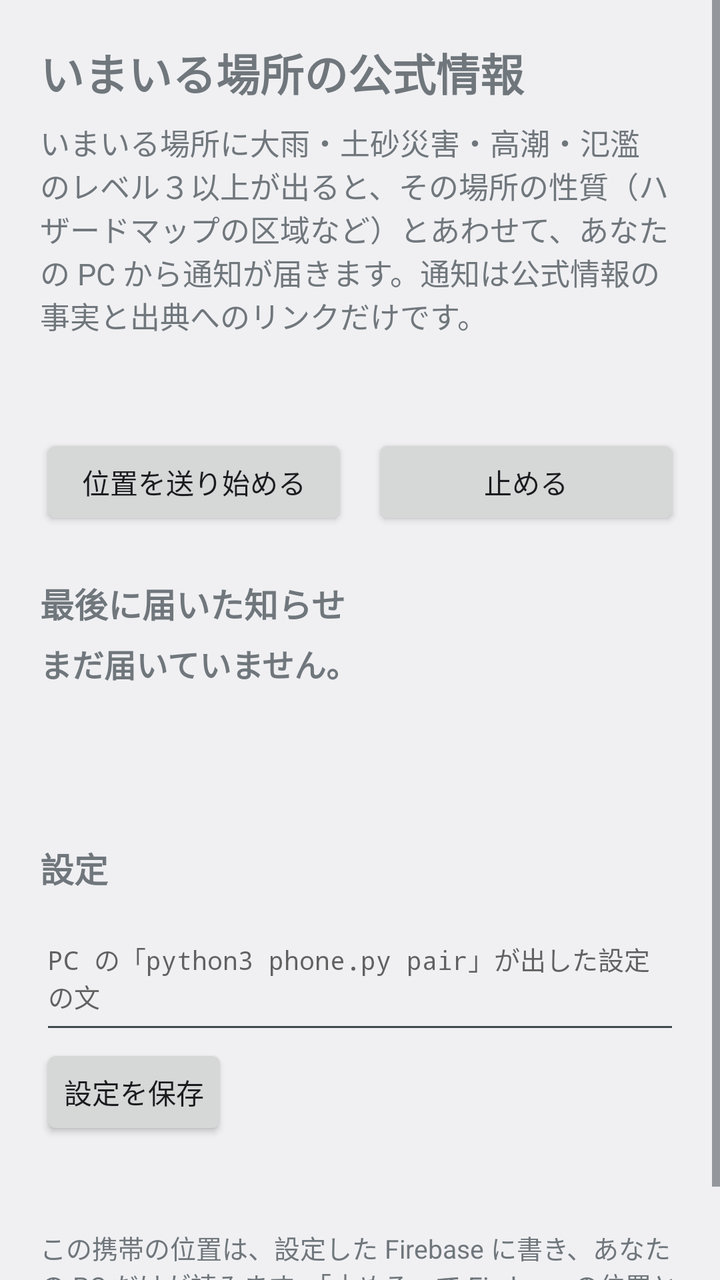
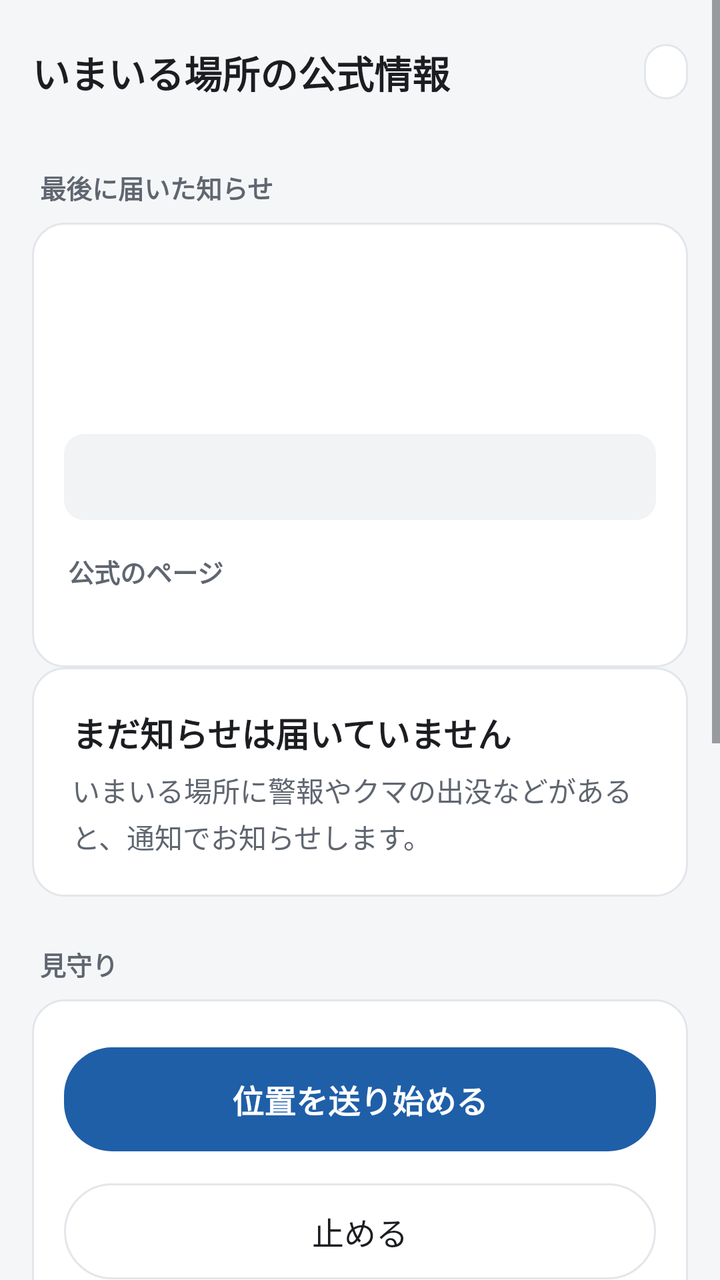

Screens rendered from an Android XML layout before and after an edit, with the pre-edit source and the edit as a unified diff.
<!-- AndroidManifest.xml: application theme Theme.Imakoko -->
<!-- res/layout/activity_main.xml -->
<?xml version="1.0" encoding="utf-8"?>
<ScrollView xmlns:android="http://schemas.android.com/apk/res/android"
    xmlns:tools="http://schemas.android.com/tools"
    android:id="@+id/root"
    android:layout_width="match_parent"
    android:layout_height="match_parent">

    <LinearLayout
        android:layout_width="match_parent"
        android:layout_height="wrap_content"
        android:orientation="vertical"
        android:padding="20dp">

        <TextView
            android:layout_width="match_parent"
            android:layout_height="wrap_content"
            android:text="@string/app_name"
            android:textSize="22sp"
            android:textStyle="bold" />

        <TextView
            android:layout_width="match_parent"
            android:layout_height="wrap_content"
            android:layout_marginTop="8dp"
            android:text="@string/intro"
            android:textSize="15sp" />

        <TextView
            android:id="@+id/status"
            android:layout_width="match_parent"
            android:layout_height="wrap_content"
            android:layout_marginTop="16dp"
            android:lineSpacingExtra="4dp"
            android:textSize="15sp" />

        <LinearLayout
            android:layout_width="match_parent"
            android:layout_height="wrap_content"
            android:layout_marginTop="12dp"
            android:orientation="horizontal"
            tools:ignore="ButtonStyle">

            <Button
                android:id="@+id/start"
                android:layout_width="0dp"
                android:layout_height="wrap_content"
                android:layout_weight="1"
                android:text="@string/start" />

            <Button
                android:id="@+id/stop"
                android:layout_width="0dp"
                android:layout_height="wrap_content"
                android:layout_marginStart="12dp"
                android:layout_weight="1"
                android:text="@string/stop" />
        </LinearLayout>

        <TextView
            android:layout_width="match_parent"
            android:layout_height="wrap_content"
            android:layout_marginTop="24dp"
            android:text="@string/last_notice"
            android:textSize="17sp"
            android:textStyle="bold" />

        <TextView
            android:id="@+id/notice_title"
            android:layout_width="match_parent"
            android:layout_height="wrap_content"
            android:layout_marginTop="6dp"
            android:text="@string/no_notice"
            android:textSize="16sp"
            android:textStyle="bold" />

        <TextView
            android:id="@+id/notice_body"
            android:layout_width="match_parent"
            android:layout_height="wrap_content"
            android:layout_marginTop="4dp"
            android:lineSpacingExtra="3dp"
            android:textIsSelectable="true"
            android:textSize="15sp" />

        <TextView
            android:id="@+id/notice_meta"
            android:layout_width="match_parent"
            android:layout_height="wrap_content"
            android:layout_marginTop="4dp"
            android:textSize="13sp" />

        <LinearLayout
            android:id="@+id/links"
            android:layout_width="match_parent"
            android:layout_height="wrap_content"
            android:layout_marginTop="4dp"
            android:orientation="vertical" />

        <TextView
            android:layout_width="match_parent"
            android:layout_height="wrap_content"
            android:layout_marginTop="28dp"
            android:text="@string/setup_title"
            android:textSize="17sp"
            android:textStyle="bold" />

        <EditText
            android:id="@+id/setup"
            android:layout_width="match_parent"
            android:layout_height="wrap_content"
            android:layout_marginTop="6dp"
            android:fontFamily="monospace"
            android:hint="@string/setup_hint"
            android:importantForAutofill="no"
            android:inputType="textMultiLine|textNoSuggestions"
            android:minLines="3"
            android:textSize="13sp" />

        <Button
            android:id="@+id/save_setup"
            android:layout_width="wrap_content"
            android:layout_height="wrap_content"
            android:text="@string/save_setup" />

        <TextView
            android:id="@+id/setup_result"
            android:layout_width="match_parent"
            android:layout_height="wrap_content"
            android:layout_marginTop="4dp"
            android:textSize="15sp"
            android:textStyle="bold" />

        <TextView
            android:layout_width="match_parent"
            android:layout_height="wrap_content"
            android:layout_marginTop="20dp"
            android:text="@string/privacy"
            android:textSize="13sp" />
    </LinearLayout>
</ScrollView>
<!-- resources referenced by this layout -->
<resources>
  <string name="intro">いまいる場所に大雨・土砂災害・高潮・氾濫のレベル３以上が出ると、その場所の性質（ハザードマップの区域など）とあわせて、あなたの PC から通知が届きます。通知は公式情報の事実と出典へのリンクだけです。</string>
  <string name="last_notice">最後に届いた知らせ</string>
  <string name="no_notice">まだ届いていません。</string>
  <string name="setup_hint">PC の「python3 phone.py pair」が出した設定の文</string>
  <string name="setup_title">設定</string>
  <style name="Theme.Imakoko" parent="@android:style/Theme.DeviceDefault.DayNight">
          <item name="android:windowActionBar">false</item>
          <item name="android:windowNoTitle">true</item>
          <item name="android:statusBarColor">@android:color/transparent</item>
          <item name="android:navigationBarColor">@android:color/transparent</item>
          <item name="android:windowLightStatusBar">true</item>
          <item name="android:windowLightNavigationBar">true</item>
      </style>
  <!-- unchanged entries left out for length: 5 -->
</resources>

<!-- the commit's change to res/layout/activity_main.xml (unified diff, before → after) -->
@@ -1,140 +1,274 @@
 <?xml version="1.0" encoding="utf-8"?>
 <ScrollView xmlns:android="http://schemas.android.com/apk/res/android"
-    xmlns:tools="http://schemas.android.com/tools"
     android:id="@+id/root"
     android:layout_width="match_parent"
-    android:layout_height="match_parent">
+    android:layout_height="match_parent"
+    android:background="@color/bg"
+    android:fillViewport="true">
 
     <LinearLayout
+        android:id="@+id/column"
         android:layout_width="match_parent"
         android:layout_height="wrap_content"
         android:orientation="vertical"
-        android:padding="20dp">
-
-        <TextView
+        android:paddingStart="16dp"
+        android:paddingTop="12dp"
+        android:paddingEnd="16dp"
+        android:paddingBottom="24dp">
+
+        <LinearLayout
             android:layout_width="match_parent"
             android:layout_height="wrap_content"
-            android:text="@string/app_name"
-            android:textSize="22sp"
-            android:textStyle="bold" />
+            android:gravity="center_vertical"
+            android:minHeight="48dp"
+            android:orientation="horizontal">
+
+            <TextView
+                android:layout_width="0dp"
+                android:layout_height="wrap_content"
+                android:layout_weight="1"
+                android:text="@string/app_name"
+                android:textColor="@color/text"
+                android:textSize="19sp"
+                android:textStyle="bold" />
+
+            <TextView
+                android:id="@+id/chip"
+                android:layout_width="wrap_content"
+                android:layout_height="wrap_content"
+                android:layout_marginStart="8dp"
+                android:background="@drawable/chip"
+                android:paddingStart="10dp"
+                android:paddingTop="5dp"
+                android:paddingEnd="12dp"
+                android:paddingBottom="5dp"
+                android:textColor="@color/text"
+                android:textSize="13sp" />
+        </LinearLayout>
+
+        
 
         <TextView
+            android:id="@+id/notice_label"
+            style="@style/Section"
+            android:text="@string/section_notice" />
+
+        <LinearLayout
+            android:id="@+id/notice_card"
+            style="@style/Card">
+
+            <LinearLayout
+                android:id="@+id/notice_head"
+                android:layout_width="match_parent"
+                android:layout_height="wrap_content"
+                android:orientation="vertical"
+                android:padding="18dp">
+
+                <TextView
+                    android:id="@+id/notice_title"
+                    android:layout_width="match_parent"
+                    android:layout_height="wrap_content"
+                    android:textSize="23sp"
+                    android:textStyle="bold" />
+
+                <TextView
+                    android:id="@+id/notice_when"
+                    android:layout_width="match_parent"
+                    android:layout_height="wrap_content"
+                    android:layout_marginTop="4dp"
+                    android:textSize="14sp" />
+            </LinearLayout>
+
+            <TextView
+                android:id="@+id/notice_notes"
+                android:layout_width="match_parent"
+                android:layout_height="wrap_content"
+                android:layout_marginStart="16dp"
+                android:layout_marginTop="16dp"
+                android:layout_marginEnd="16dp"
+                android:background="@drawable/note_bg"
+                android:lineSpacingExtra="4dp"
+                android:padding="12dp"
+                android:textColor="@color/text"
+                android:textIsSelectable="true"
+                android:textSize="14sp" />
+
+            <TextView
+                android:id="@+id/pages_label"
+                android:layout_width="match_parent"
+                android:layout_height="wrap_content"
+                android:layout_marginStart="18dp"
+                android:layout_marginTop="16dp"
+                android:text="@string/pages"
+                android:textColor="@color/sub"
+                android:textSize="13sp"
+                android:textStyle="bold" />
+
+            <LinearLayout
+                android:id="@+id/links"
+                android:layout_width="match_parent"
+                android:layout_height="wrap_content"
+                android:layout_marginTop="4dp"
+                android:orientation="vertical" />
+
+            <TextView
+                android:id="@+id/notice_meta"
+                android:layout_width="match_parent"
+                android:layout_height="wrap_content"
+                android:layout_marginStart="18dp"
+                android:layout_marginTop="4dp"
+                android:layout_marginEnd="18dp"
+                android:layout_marginBottom="14dp"
+                android:textColor="@color/sub"
+                android:textSize="12sp" />
+        </LinearLayout>
+
+        <LinearLayout
+            android:id="@+id/empty_card"
+            style="@style/Card"
+            android:padding="20dp">
+
+            <TextView
+                android:layout_width="match_parent"
+                android:layout_height="wrap_content"
+                android:text="@string/no_notice"
+                android:textColor="@color/text"
+                android:textSize="17sp"
+                android:textStyle="bold" />
+
+            <TextView
+                android:layout_width="match_parent"
+                android:layout_height="wrap_content"
+                android:layout_marginTop="6dp"
+                android:lineSpacingExtra="3dp"
+                android:text="@string/no_notice_about"
+                android:textColor="@color/sub"
+                android:textSize="14sp" />
+        </LinearLayout>
+
+        <TextView
+            android:id="@+id/watch_label"
+            style="@style/Section"
+            android:text="@string/section_watch" />
+
+        <LinearLayout
+            android:id="@+id/watch_card"
+            style="@style/Card"
+            android:paddingStart="16dp"
+            android:paddingTop="8dp"
+            android:paddingEnd="16dp"
+            android:paddingBottom="16dp">
+
+            <LinearLayout
+                android:id="@+id/rows"
+                android:layout_width="match_parent"
+                android:layout_height="wrap_content"
+                android:orientation="vertical" />
+
+            <Button
+                android:id="@+id/start"
+                style="@style/Big"
+                android:text="@string/start" />
+
+            <Button
+                android:id="@+id/stop"
+                style="@style/Quiet"
+                android:text="@string/stop" />
+        </LinearLayout>
+
+        <LinearLayout
+            android:id="@+id/setup_part"
             android:layout_width="match_parent"
             android:layout_height="wrap_content"
-            android:layout_marginTop="8dp"
-            android:text="@string/intro"
-            android:textSize="15sp" />
-
-        <TextView
-            android:id="@+id/status"
-            android:layout_width="match_parent"
-            android:layout_height="wrap_content"
-            android:layout_marginTop="16dp"
-            android:lineSpacingExtra="4dp"
-            android:textSize="15sp" />
-
-        <LinearLayout
-            android:layout_width="match_parent"
-            android:layout_height="wrap_content"
-            android:layout_marginTop="12dp"
-            android:orientation="horizontal"
-            tools:ignore="ButtonStyle">
-
-            <Button
-                android:id="@+id/start"
-                android:layout_width="0dp"
-                android:layout_height="wrap_content"
-                android:layout_weight="1"
-                android:text="@string/start" />
-
-            <Button
-                android:id="@+id/stop"
-                android:layout_width="0dp"
-                android:layout_height="wrap_content"
-                android:layout_marginStart="12dp"
-                android:layout_weight="1"
-                android:text="@string/stop" />
-        </LinearLayout>
-
-        <TextView
-            android:layout_width="match_parent"
-            android:layout_height="wrap_content"
-            android:layout_marginTop="24dp"
-            android:text="@string/last_notice"
-            android:textSize="17sp"
-            android:textStyle="bold" />
-
-        <TextView
-            android:id="@+id/notice_title"
-            android:layout_width="match_parent"
-            android:layout_height="wrap_content"
-            android:layout_marginTop="6dp"
-            android:text="@string/no_notice"
-            android:textSize="16sp"
-            android:textStyle="bold" />
-
-        <TextView
-            android:id="@+id/notice_body"
-            android:layout_width="match_parent"
-            android:layout_height="wrap_content"
-            android:layout_marginTop="4dp"
-            android:lineSpacingExtra="3dp"
-            android:textIsSelectable="true"
-            android:textSize="15sp" />
-
-        <TextView
-            android:id="@+id/notice_meta"
-            android:layout_width="match_parent"
-            android:layout_height="wrap_content"
-            android:layout_marginTop="4dp"
-            android:textSize="13sp" />
-
-        <LinearLayout
-            android:id="@+id/links"
-            android:layout_width="match_parent"
-            android:layout_height="wrap_content"
-            android:layout_marginTop="4dp"
-            android:orientation="vertical" />
-
-        <TextView
-            android:layout_width="match_parent"
-            android:layout_height="wrap_content"
-            android:layout_marginTop="28dp"
-            android:text="@string/setup_title"
-            android:textSize="17sp"
-            android:textStyle="bold" />
-
-        <EditText
-            android:id="@+id/setup"
-            android:layout_width="match_parent"
-            android:layout_height="wrap_content"
-            android:layout_marginTop="6dp"
-            android:fontFamily="monospace"
-            android:hint="@string/setup_hint"
-            android:importantForAutofill="no"
-            android:inputType="textMultiLine|textNoSuggestions"
-            android:minLines="3"
-            android:textSize="13sp" />
-
-        <Button
-            android:id="@+id/save_setup"
-            android:layout_width="wrap_content"
-            android:layout_height="wrap_content"
-            android:text="@string/save_setup" />
-
-        <TextView
-            android:id="@+id/setup_result"
-            android:layout_width="match_parent"
-            android:layout_height="wrap_content"
-            android:layout_marginTop="4dp"
-            android:textSize="15sp"
-            android:textStyle="bold" />
+            android:orientation="vertical">
+
+            <TextView
+                style="@style/Section"
+                android:text="@string/section_setup" />
+
+            <LinearLayout
+                style="@style/Card"
+                android:padding="16dp">
+
+                <LinearLayout
+                    android:id="@+id/setup_done"
+                    android:layout_width="match_parent"
+                    android:layout_height="wrap_content"
+                    android:gravity="center_vertical"
+                    android:orientation="horizontal">
+
+                    <TextView
+                        android:id="@+id/setup_state"
+                        android:layout_width="0dp"
+                        android:layout_height="wrap_content"
+                        android:layout_weight="1"
+                        android:textColor="@color/text"
+                        android:textSize="15sp" />
+
+                    <TextView
+                        android:id="@+id/setup_toggle"
+                        style="@style/Link"
+                        android:text="@string/change" />
+                </LinearLayout>
+
+                <LinearLayout
+                    android:id="@+id/setup_box"
+                    android:layout_width="match_parent"
+                    android:layout_height="wrap_content"
+                    android:orientation="vertical">
+
+                    <TextView
+                        android:id="@+id/setup_intro"
+                        android:layout_width="match_parent"
+                        android:layout_height="wrap_content"
+                        android:layout_marginBottom="10dp"
+                        android:lineSpacingExtra="3dp"
+                        android:text="@string/setup_intro"
+                        android:textColor="@color/text"
+                        android:textSize="15sp" />
+
+                    <EditText
+                        android:id="@+id/setup"
+                        android:layout_width="match_parent"
+                        android:layout_height="wrap_content"
+                        android:background="@drawable/note_bg"
+                        android:fontFamily="monospace"
+                        android:gravity="top|start"
+                        android:hint="@string/setup_hint"
+                        android:importantForAutofill="no"
+                        android:inputType="textMultiLine|textNoSuggestions"
+                        android:minLines="3"
+                        android:padding="12dp"
+                        android:textColor="@color/text"
+                        android:textColorHint="@color/sub"
+                        android:textSize="13sp" />
+
+                    <Button
+                        android:id="@+id/save_setup"
+                        style="@style/Big"
+                        android:layout_marginTop="12dp"
+                        android:text="@string/save_setup" />
+
+                    <TextView
+                        android:id="@+id/setup_result"
+                        android:layout_width="match_parent"
+                        android:layout_height="wrap_content"
+                        android:layout_marginTop="10dp"
+                        android:textColor="@color/text"
+                        android:textSize="14sp" />
+                </LinearLayout>
+            </LinearLayout>
+        </LinearLayout>
 
         <TextView
             android:layout_width="match_parent"
             android:layout_height="wrap_content"
             android:layout_marginTop="20dp"
+            android:paddingStart="4dp"
+            android:paddingEnd="4dp"
+            android:lineSpacingExtra="2dp"
             android:text="@string/privacy"
-            android:textSize="13sp" />
+            android:textColor="@color/sub"
+            android:textSize="12sp" />
     </LinearLayout>
 </ScrollView>
<!-- resource entries referenced after the edit -->
@@ -1,11 +1,77 @@
 <!-- resources referenced by this layout -->
 <resources>
-  <string name="intro">いまいる場所に大雨・土砂災害・高潮・氾濫のレベル３以上が出ると、その場所の性質（ハザードマップの区域など）とあわせて、あなたの PC から通知が届きます。通知は公式情報の事実と出典へのリンクだけです。</string>
-  <string name="last_notice">最後に届いた知らせ</string>
-  <string name="no_notice">まだ届いていません。</string>
-  <string name="setup_hint">PC の「python3 phone.py pair」が出した設定の文</string>
-  <string name="setup_title">設定</string>
+  <color name="bg">#FFF5F6F8</color>
+  <color name="sub">#FF5F6670</color>
+  <color name="text">#FF1B1D21</color>
+  <!-- drawable chip (drawable) -->
+  <?xml version="1.0" encoding="utf-8"?>
+  <shape xmlns:android="http://schemas.android.com/apk/res/android" android:shape="rectangle">
+      <solid android:color="@color/card" />
+      <stroke android:width="1dp" android:color="@color/line" />
+      <corners android:radius="100dp" />
+  </shape>
+  <!-- drawable note_bg (drawable) -->
+  <?xml version="1.0" encoding="utf-8"?>
+  <shape xmlns:android="http://schemas.android.com/apk/res/android" android:shape="rectangle">
+      <solid android:color="@color/note_bg" />
+      <corners android:radius="10dp" />
+  </shape>
+  <string name="change">変える</string>
+  <string name="no_notice">まだ知らせは届いていません</string>
+  <string name="no_notice_about">いまいる場所に警報やクマの出没などがあると、通知でお知らせします。</string>
+  <string name="pages">公式のページ</string>
+  <string name="section_notice">最後に届いた知らせ</string>
+  <string name="section_setup">設定</string>
+  <string name="section_watch">見守り</string>
+  <string name="setup_hint">設定の文を貼る</string>
+  <string name="setup_intro">はじめに、PC の「python3 phone.py pair」が出した設定の文を貼って保存します。</string>
+  <style name="Big">
+          <item name="android:layout_width">match_parent</item>
+          <item name="android:layout_height">52dp</item>
+          <item name="android:layout_marginTop">16dp</item>
+          <item name="android:background">@drawable/btn_primary</item>
+          <item name="android:stateListAnimator">@null</item>
+          <item name="android:textAllCaps">false</item>
+          <item name="android:textColor">@color/on_accent</item>
+          <item name="android:textSize">16sp</item>
+          <item name="android:textStyle">bold</item>
+      </style>
+  <style name="Card">
+          <item name="android:layout_width">match_parent</item>
+          <item name="android:layout_height">wrap_content</item>
+          <item name="android:background">@drawable/card</item>
+          <item name="android:orientation">vertical</item>
+      </style>
+  <style name="Link">
+          <item name="android:layout_width">wrap_content</item>
+          <item name="android:layout_height">wrap_content</item>
+          <item name="android:background">@drawable/row_bg</item>
+          <item name="android:minHeight">40dp</item>
+          <item name="android:gravity">center_vertical</item>
+          <item name="android:paddingStart">10dp</item>
+          <item name="android:paddingEnd">10dp</item>
+          <item name="android:textColor">@color/accent</item>
+          <item name="android:textSize">15sp</item>
+          <item name="android:textStyle">bold</item>
+      </style>
+  <style name="Quiet" parent="Big">
+          <item name="android:layout_height">48dp</item>
+          <item name="android:background">@drawable/btn_quiet</item>
+          <item name="android:textColor">@color/text</item>
+          <item name="android:textStyle">normal</item>
+      </style>
+  <style name="Section">
+          <item name="android:layout_width">match_parent</item>
+          <item name="android:layout_height">wrap_content</item>
+          <item name="android:layout_marginTop">24dp</item>
+          <item name="android:layout_marginBottom">8dp</item>
+          <item name="android:paddingStart">4dp</item>
+          <item name="android:textColor">@color/sub</item>
+          <item name="android:textSize">13sp</item>
+          <item name="android:textStyle">bold</item>
+      </style>
   <style name="Theme.Imakoko" parent="@android:style/Theme.DeviceDefault.DayNight">
+          <item name="android:windowBackground">@color/bg</item>
           <item name="android:windowActionBar">false</item>
           <item name="android:windowNoTitle">true</item>
           <item name="android:statusBarColor">@android:color/transparent</item>
@@ -13,6 +79,46 @@
           <item name="android:windowLightStatusBar">true</item>
           <item name="android:windowLightNavigationBar">true</item>
       </style>
+  <color name="card">#FFFFFFFF</color>
+  <color name="line">#FFE3E6EA</color>
+  <color name="note_bg">#FFF1F3F5</color>
+  <!-- drawable btn_primary (drawable) -->
+  <?xml version="1.0" encoding="utf-8"?>
+  <ripple xmlns:android="http://schemas.android.com/apk/res/android" android:color="#33FFFFFF">
+      <item>
+          <shape android:shape="rectangle">
+              <solid android:color="@color/accent" />
+              <corners android:radius="24dp" />
+          </shape>
+      </item>
+  </ripple>
+  <color name="on_accent">#FFFFFFFF</color>
+  <!-- drawable card (drawable) -->
+  <?xml version="1.0" encoding="utf-8"?>
+  <shape xmlns:android="http://schemas.android.com/apk/res/android" android:shape="rectangle">
+      <solid android:color="@color/card" />
+      <stroke android:width="1dp" android:color="@color/line" />
+      <corners android:radius="16dp" />
+  </shape>
+  <!-- drawable row_bg (drawable) -->
+  <?xml version="1.0" encoding="utf-8"?>
+  <ripple xmlns:android="http://schemas.android.com/apk/res/android" android:color="@color/line">
+      <item android:id="@android:id/mask">
+          <color android:color="@android:color/white" />
+      </item>
+  </ripple>
+  <color name="accent">#FF1F5FA8</color>
+  <!-- drawable btn_quiet (drawable) -->
+  <?xml version="1.0" encoding="utf-8"?>
+  <ripple xmlns:android="http://schemas.android.com/apk/res/android" android:color="@color/line">
+      <item>
+          <shape android:shape="rectangle">
+              <solid android:color="@color/card" />
+              <stroke android:width="1dp" android:color="@color/line" />
+              <corners android:radius="24dp" />
+          </shape>
+      </item>
+  </ripple>
   <!-- unchanged entries left out for length: 5 -->
 </resources>
 
